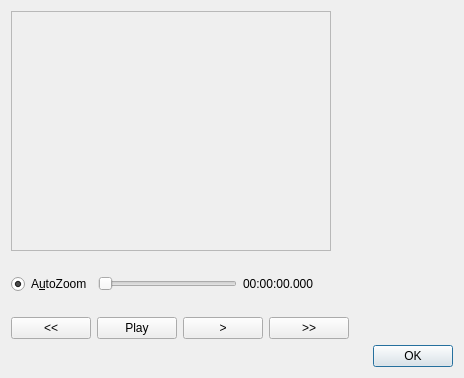
Before: the Qt Designer form avidemux/qt4/ADM_userInterfaces/ADM_filters/seekablePreview.ui in mean00/avidemux2, drawn with Qt 5.
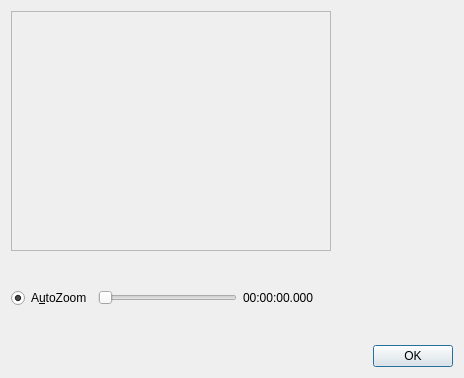
After: the same form once the commit is applied.

Commit message: [flyDialog] move toolbox buttons to flyDialog

What changed in the file:
```diff
--- a/avidemux/qt4/ADM_userInterfaces/ADM_filters/seekablePreview.ui
+++ b/avidemux/qt4/ADM_userInterfaces/ADM_filters/seekablePreview.ui
@@ -98,76 +98,7 @@
     </layout>
    </item>
    <item>
-    <layout class="QHBoxLayout" name="horizontalLayout_4">
-     <item>
-      <widget class="QPushButton" name="pushButton_back1mn">
-       <property name="toolTip">
-        <string>Back one minute</string>
-       </property>
-       <property name="text">
-        <string>&lt;&lt;</string>
-       </property>
-       <property name="autoRepeat">
-        <bool>true</bool>
-       </property>
-       <property name="autoRepeatDelay">
-        <number>1000</number>
-       </property>
-      </widget>
-     </item>
-     <item>
-      <widget class="QPushButton" name="pushButton_play">
-       <property name="text">
-        <string>Play</string>
-       </property>
-       <property name="checkable">
-        <bool>true</bool>
-       </property>
-      </widget>
-     </item>
-     <item>
-      <widget class="QPushButton" name="pushButton_next">
-       <property name="statusTip">
-        <string>next image</string>
-       </property>
-       <property name="text">
-        <string>&gt;</string>
-       </property>
-       <property name="autoRepeat">
-        <bool>true</bool>
-       </property>
-       <property name="autoRepeatDelay">
-        <number>1000</number>
-       </property>
-      </widget>
-     </item>
-     <item>
-      <widget class="QPushButton" name="pushButton_fwd1mn">
-       <property name="text">
-        <string>&gt;&gt;</string>
-       </property>
-       <property name="autoRepeat">
-        <bool>true</bool>
-       </property>
-       <property name="autoRepeatDelay">
-        <number>1000</number>
-       </property>
-      </widget>
-     </item>
-     <item>
-      <spacer name="horizontalSpacer_4">
-       <property name="orientation">
-        <enum>Qt::Horizontal</enum>
-       </property>
-       <property name="sizeHint" stdset="0">
-        <size>
-         <width>40</width>
-         <height>20</height>
-        </size>
-       </property>
-      </spacer>
-     </item>
-    </layout>
+    <layout class="QHBoxLayout" name="toolLayout"/>
    </item>
    <item>
     <widget class="QDialogButtonBox" name="buttonBox">
```
The commit also changes 5 other files.
